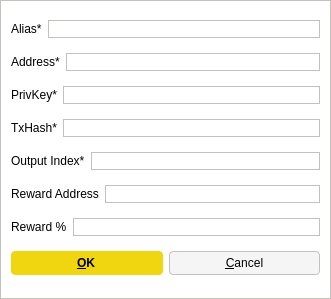
Before: the Qt Designer form src/qt/forms/addeditadrenalinenode.ui in piratecash/piratecash, drawn with Qt 5.
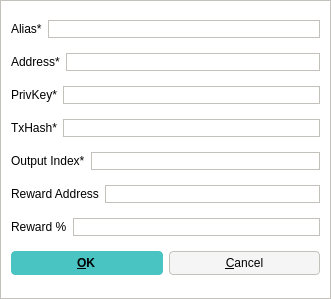
After: the same form once the commit is applied.

The edit to the form file:
```diff
--- a/src/qt/forms/addeditadrenalinenode.ui
+++ b/src/qt/forms/addeditadrenalinenode.ui
@@ -166,10 +166,10 @@
      <item>
       <widget class="QPushButton" name="okButton">
        <property name="styleSheet">
-        <string notr="true">background-color: rgb(240, 213, 17);
+        <string notr="true">background-color: rgb(74, 195, 195);
 color: rgb(0, 0, 0);
 border-radius: 4px;
-border-color:  rgb(240, 213, 17);
+border-color:  rgb(74, 195, 195);
 font-weight: 600;
 padding: 4px;
 padding-left: 10px;
```
